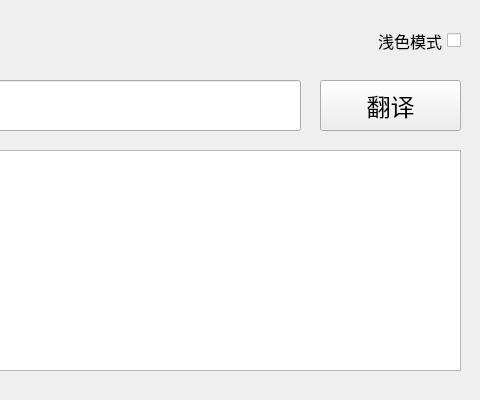
First picture: the form in Fastrans/ui.ui, repository YaoqxCN/Fastrans, before the edit; both pictures show x 220 to 700 and y 0 to 400 of the 700 by 400 pixel window.
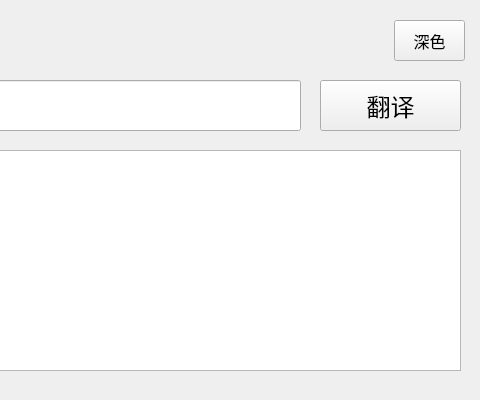
Second picture: the form after the edit.

The edit to the form file:
```diff
--- a/Fastrans/ui.ui
+++ b/Fastrans/ui.ui
@@ -108,21 +108,15 @@
     </property>
    </item>
   </widget>
-  <widget class="QCheckBox" name="checkBox">
+  <widget class="QPushButton" name="pushButton_theme">
    <property name="geometry">
     <rect>
-     <x>540</x>
+     <x>614</x>
      <y>20</y>
-     <width>141</width>
+     <width>71</width>
      <height>41</height>
     </rect>
    </property>
-   <property name="sizePolicy">
-    <sizepolicy hsizetype="Minimum" vsizetype="Minimum">
-     <horstretch>0</horstretch>
-     <verstretch>0</verstretch>
-    </sizepolicy>
-   </property>
    <property name="font">
     <font>
      <family>微软雅黑 Light</family>
@@ -133,7 +127,7 @@
     <enum>Qt::RightToLeft</enum>
    </property>
    <property name="text">
-    <string>浅色模式</string>
+    <string>深色</string>
    </property>
    <property name="checkable">
     <bool>true</bool>
@@ -141,6 +135,9 @@
    <property name="checked">
     <bool>false</bool>
    </property>
+   <property name="flat">
+    <bool>false</bool>
+   </property>
   </widget>
  </widget>
  <resources/>
```
Left out of the diff: 6 changed lines with no effect on the pictures.
